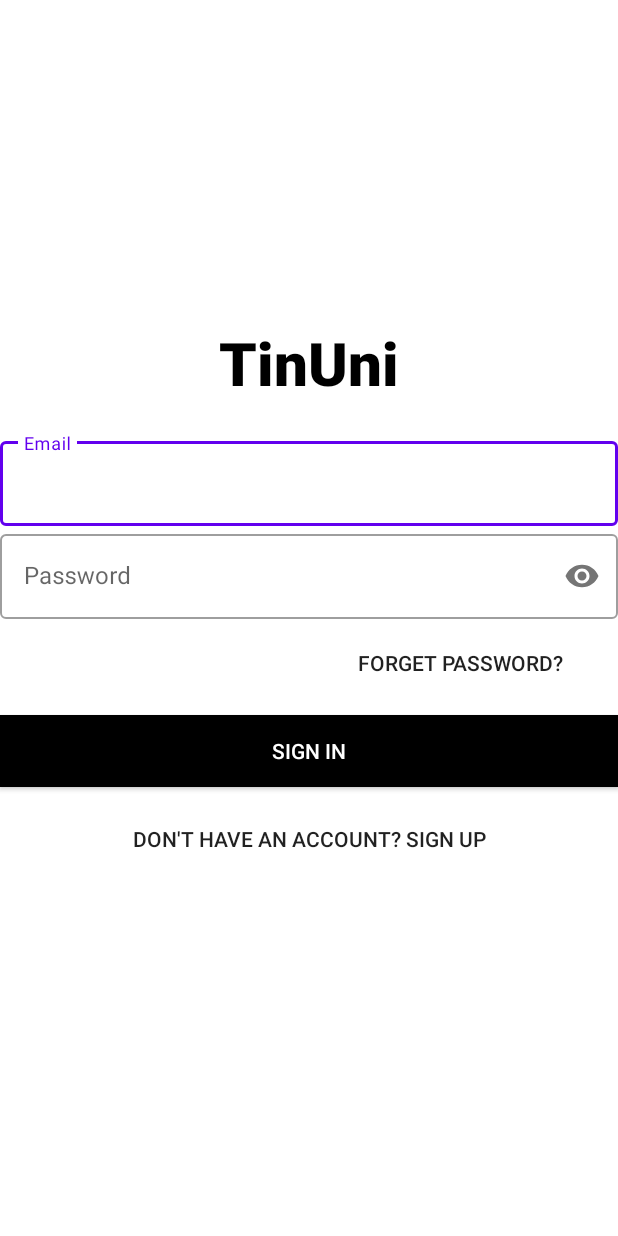
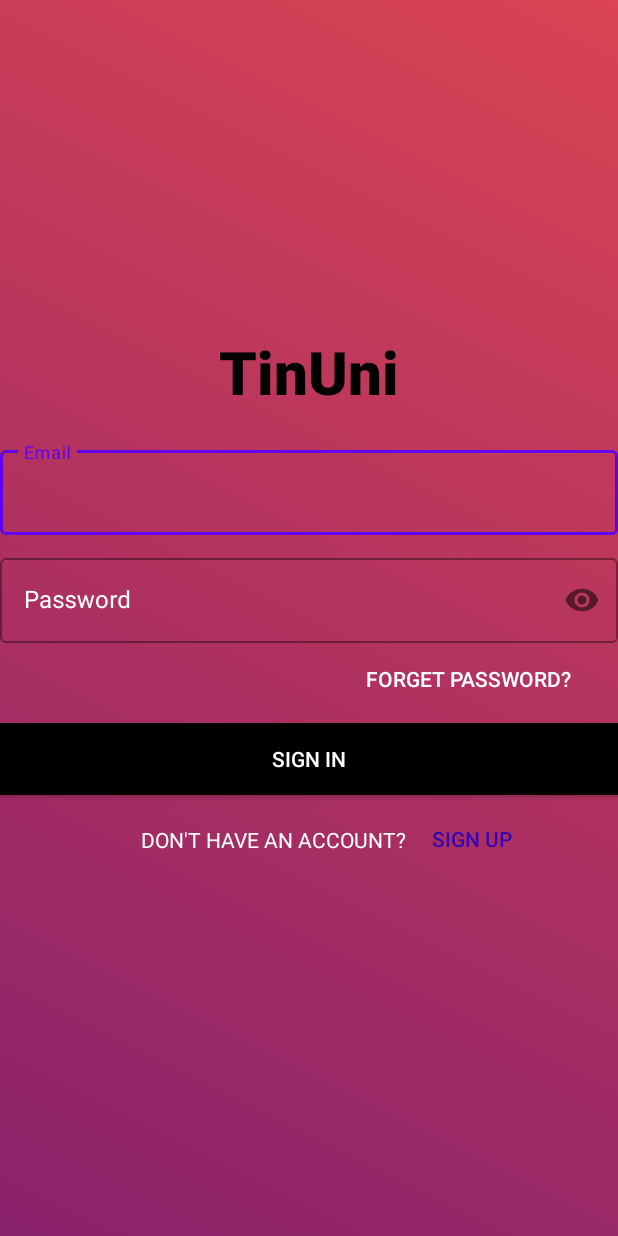
Before and after one commit to huypham501/TinMate, an Android app: the screen it shows after launch (SignInActivity), on a phone screen of 412 x 824 dp. Run offline under Robolectric (Android 15) with nearby library versions, the phone set to English and light mode, and no system bars; our stand-ins replace Firebase (no records; nobody signed in at launch, a user with empty details on screens opened directly).

Commit message:
Update drawable SignIn, SignUp

```diff
--- /dev/null
+++ b/app/src/main/res/drawable/gradient_sign_in.xml
@@ -0,0 +1,13 @@
+<?xml version="1.0" encoding="utf-8"?>
+<selector xmlns:android="http://schemas.android.com/apk/res/android">
+    <item>
+        <shape>
+            <gradient
+                android:angle="225"
+                android:startColor="#DA4453"
+                android:endColor="#89216B"
+                android:type="linear"/>
+        </shape>
+
+    </item>
+</selector>
--- a/app/src/main/res/layout/activity_main.xml
+++ b/app/src/main/res/layout/activity_main.xml
@@ -4,11 +4,12 @@
     xmlns:tools="http://schemas.android.com/tools"
     android:layout_width="match_parent"
     android:layout_height="match_parent"
+    android:background="@drawable/gradient_sign_in"
     tools:context=".MainActivity">
 
     <TextView
         android:id="@+id/txtUserName"
         android:layout_width="match_parent"
-        android:layout_height="wrap_content"/>
+        android:layout_height="wrap_content" />
 
 </LinearLayout>
--- a/app/src/main/res/layout/activity_sign_in.xml
+++ b/app/src/main/res/layout/activity_sign_in.xml
@@ -3,9 +3,10 @@
     xmlns:app="http://schemas.android.com/apk/res-auto"
     xmlns:tools="http://schemas.android.com/tools"
     android:layout_width="match_parent"
-    android:layout_height="wrap_content"
-    android:layout_gravity="center"
+    android:layout_height="match_parent"
+    android:gravity="center"
     android:orientation="vertical"
+    android:background="@drawable/gradient_sign_in"
     tools:context=".SignInActivity">
 
 
@@ -32,6 +33,8 @@
             android:layout_width="match_parent"
             android:layout_height="wrap_content"
             style="@style/Widget.MaterialComponents.TextInputLayout.OutlinedBox"
+            android:textColorHint="@color/white"
+            android:layout_marginBottom="10dp"
             android:hint="@string/email">
 
             <com.google.android.material.textfield.TextInputEditText
@@ -46,6 +49,7 @@
             android:layout_height="wrap_content"
             style="@style/Widget.MaterialComponents.TextInputLayout.OutlinedBox"
             app:passwordToggleEnabled="true"
+            android:textColorHint="@color/white"
             android:hint="@string/password">
 
             <com.google.android.material.textfield.TextInputEditText
@@ -59,57 +63,55 @@
             android:layout_width="200dp"
             android:layout_height="wrap_content"
             android:background="#00000000"
+            android:textColor="@color/white"
             android:text="@string/forget_password"
-            android:layout_gravity="right"
-            android:elevation="0dp"
-            android:layout_margin="5dp"/>
+            android:layout_gravity="right" />
 
         <Button
             android:id="@+id/btnSignIn"
             android:layout_width="match_parent"
             android:layout_height="wrap_content"
+            android:layout_marginTop="5dp"
+            android:layout_marginBottom="5dp"
+            android:background="#000"
             android:text="@string/sign_in"
-            android:background="#000"
-            android:textColor="#fff"
-            android:layout_marginTop="5dp"
-            android:layout_marginBottom="5dp"/>
+            android:textColor="#fff" />
 
-        <Button
-            android:id="@+id/btnSignUp"
+
+        <androidx.constraintlayout.widget.ConstraintLayout
             android:layout_width="match_parent"
-            android:layout_height="wrap_content"
-            android:background="#00000000"
-            android:text="@string/sign_up_1"
-            android:elevation="0dp"
-            android:layout_margin="5dp" />
+            android:layout_height="wrap_content">
+
+            <TextView
+                android:id="@+id/textView2"
+                android:layout_width="wrap_content"
+                android:layout_height="wrap_content"
+                android:text="@string/dont_have_account"
+                android:textColor="@color/white"
+                app:layout_constraintBottom_toBottomOf="parent"
+                app:layout_constraintEnd_toEndOf="parent"
+                app:layout_constraintHorizontal_bias="0.4"
+                app:layout_constraintStart_toStartOf="parent"
+                app:layout_constraintTop_toTopOf="@+id/btnSignUp" />
+
+            <Button
+                android:id="@+id/btnSignUp"
+                android:layout_width="wrap_content"
+                android:layout_height="wrap_content"
+                android:background="#00000000"
+                android:text="@string/sign_up_1"
+                android:textColor="@color/purple_700"
+                app:layout_constraintBottom_toBottomOf="parent"
+                app:layout_constraintEnd_toEndOf="parent"
+                app:layout_constraintHorizontal_bias="0.0"
+                app:layout_constraintStart_toEndOf="@+id/textView2"
+                app:layout_constraintTop_toTopOf="parent"
+                app:layout_constraintVertical_bias="0.0" />
+
+        </androidx.constraintlayout.widget.ConstraintLayout>
+
+
     </LinearLayout>
 
-<!--    <EditText-->
-<!--        android:id="@+id/edtEmail"-->
-<!--        android:layout_width="match_parent"-->
-<!--        android:layout_height="wrap_content"-->
-<!--        android:layout_marginBottom="2dp"-->
-<!--        android:autofillHints=""-->
-<!--        android:hint="@string/email"-->
-<!--        android:inputType="textLongMessage" />-->
 
-<!--    <EditText-->
-<!--        android:id="@+id/edtPassword"-->
-<!--        android:layout_width="match_parent"-->
-<!--        android:layout_height="wrap_content"-->
-<!--        android:layout_marginBottom="2dp"-->
-<!--        android:hint="@string/password"-->
-<!--        android:inputType="textPassword"/>-->
-
-<!--    <Button-->
-<!--        android:id="@+id/btnSignIn"-->
-<!--        android:layout_width="match_parent"-->
-<!--        android:layout_height="wrap_content"-->
-<!--        android:text="@string/sign_in" />-->
-
-<!--    <Button-->
-<!--        android:layout_width="match_parent"-->
-<!--        android:layout_height="wrap_content"-->
-<!--        android:text="@string/sign_up"-->
-<!--        android:id="@+id/btnSignUp"/>-->
 </LinearLayout>
--- a/app/src/main/res/values/strings.xml
+++ b/app/src/main/res/values/strings.xml
@@ -4,10 +4,12 @@
     <string name="email">Email</string>
     <string name="password">Password</string>
     <string name="sign_in">Sign in</string>
-    <string name="sign_up_1">Don\'t have an account? Sign Up</string>
+
+    <string name="sign_up_1">Sign Up</string>
     <string name="sign_up_2">Sign Up</string>
     <string name="confirm_password">Confirm password</string>
     <string name="username">Your name</string>
     <string name="forget_password">FORGET PASSWORD?</string>
     <string name="go_back">Go back</string>
+    <string name="dont_have_account">DON\'T HAVE AN ACCOUNT?</string>
 </resources>
```
Also changed, not shown: app/src/main/java/com/hcmus/tinuni/SignUpActivity.java (+13 -8 lines), app/src/main/res/drawable/gradient_sign_up.xml (added, +13 -0 lines), app/src/main/res/layout/activity_sign_up.xml (+6 -2 lines).
